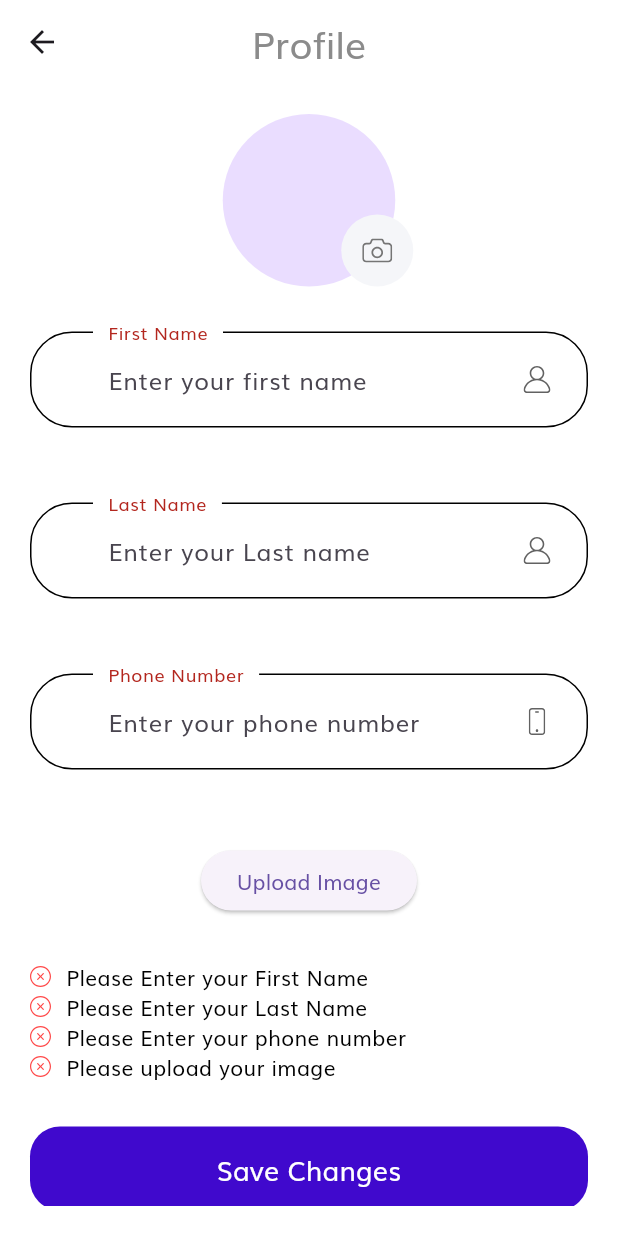
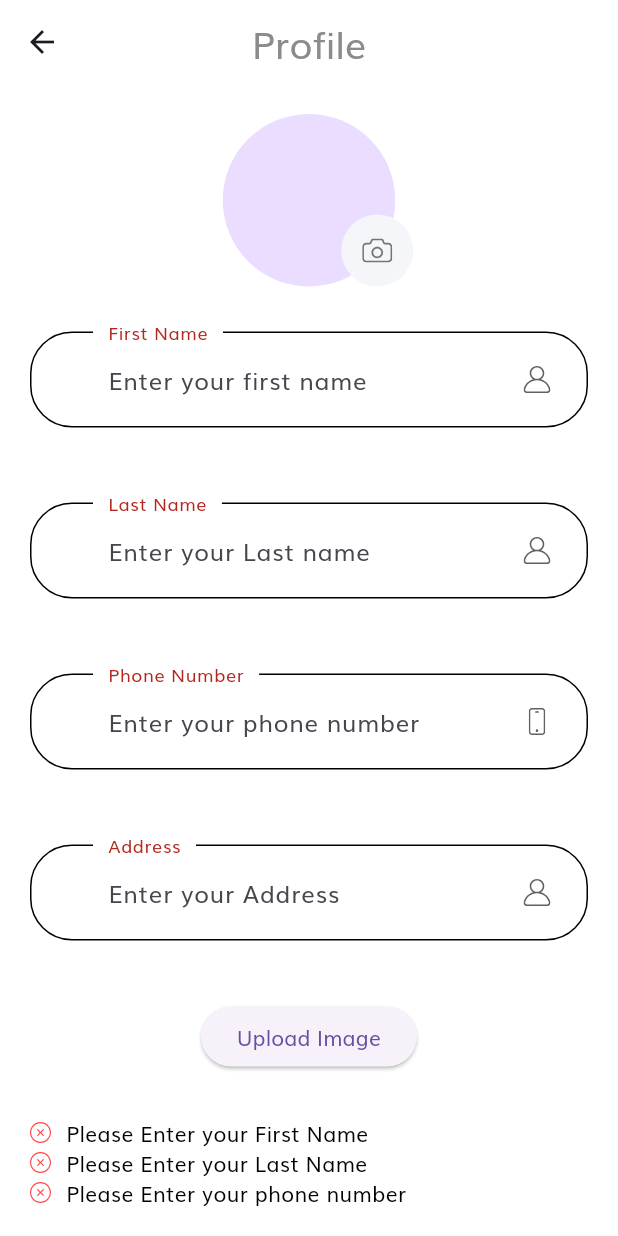
Before and after one commit to Dollarsssss/Model-3D-Shop-FN, a Flutter app: the ProfileUpdate screen opened by its route, after a tap on "Save Changes", on a phone screen of 412 x 824 dp. Run offline on Flutter 3.47's test engine with Material 3 defaults, Android fonts, the phone set to English and light mode, and no system bars; our stand-ins replace flutter_image_compress, flutter_svg, image_picker, lottie; missing offline and left inert: model_viewer_plus; network calls fail; project files that could hold a hidden picture were left out.

Commit message:
Add Address field

```diff
--- a/lib/constants.dart
+++ b/lib/constants.dart
@@ -24,6 +24,7 @@
 const String kMatchPassError = "Passwords don't match";
 const String kFirstNameNullError = "Please Enter your First Name";
 const String kLastNameNullError = "Please Enter your Last Name";
+const String kAddressNullError = "Please Enter your Address";
 const String kPhoneNumberNullError = "Please Enter your phone number";
 const String kImageNull = "Please upload your image";
 
--- a/lib/main.dart
+++ b/lib/main.dart
@@ -33,7 +33,7 @@
       debugShowCheckedModeBanner: false,
       title: 'Flutter Demo',
       theme: theme(),
-      initialRoute: Order.routeName,
+      initialRoute: SplashScreen.routeName,
       routes: routes ,
     );
   }
--- a/lib/screens/complete_signup/complete_signup_form.dart
+++ b/lib/screens/complete_signup/complete_signup_form.dart
@@ -28,6 +28,7 @@
   String firstname = "";
   String lastname = "";
   String phone = "";
+  String address = "";
   String img64 = "";
   bool imageUpload = false;
 
@@ -42,16 +43,17 @@
       'email': widget.email,
       'password': widget.password,
       'phone': phone,
-      'avatar': img64
+      'avatar': img64,
+      'address': address,
     });
 
     final res = await http.post(url, headers: headers, body: body);
 
     if (res.statusCode == 200) {
-      print( "${widget.email}, ${widget.password}, $firstname, $lastname, $phone,$img64");
+      print( "${widget.email}, ${widget.password}, $firstname, $lastname, $phone,$img64,$address");
         //Navigator.pushNamed(context, SignUpSuccess.routeName);
     } else {
-      print( "${widget.email}, ${widget.password}, $firstname, $lastname, $phone,$img64,");
+      print( "${widget.email}, ${widget.password}, $firstname, $lastname, $phone,$img64,$address");
       print('Status Code: ${res.statusCode}');
       print('Response Body: ${res.body}');
     }
@@ -86,8 +88,10 @@
           const SizedBox(height: 30,),
           buildPhoneFormField(),
           const SizedBox(height: 30,),
+          buildAddressFormField(),
+          const SizedBox(height: 20,),
+          buildUplaodImage(),
           FormError(errors: errors),
-          buildUplaodImage(),
           const SizedBox(height: 30,),
           DefaultButton(
             text: "Continue",
@@ -107,6 +111,7 @@
       ),
     );
   }
+
 
   ElevatedButton buildUplaodImage() {
     return ElevatedButton(
@@ -137,6 +142,33 @@
           }
         },
       );
+    }
+
+    TextFormField buildAddressFormField() {
+    return TextFormField(
+          onSaved: (newValue) => address = newValue as String,
+           onChanged: (value) {
+            if (value.isNotEmpty && errors.contains(kAddressNullError)) {
+                removeError(error: kAddressNullError);
+            }
+            return null;
+          },
+          validator: (value) {
+            if (value!.isEmpty && !errors.contains(kAddressNullError)) {
+                addError(error: kAddressNullError);
+
+            } if (errors.isNotEmpty) {
+              return "";
+            }
+            return null;
+            //เหตุผลที่ validator คืนค่าว่าง “” แทนที่จะคืนค่า null เมื่อมี error คือเพราะว่าคุณได้กำหนดให้คืนค่าว่าง “” ในเงื่อนไข if (errors.isNotEmpty).
+            //เมื่อเรียก addError(error: kEmailNullError); หรือ addError(error: kInvalidEmailError); ภายใน validator, คุณกำลังเพิ่ม error ลงใน list errors. ดังนั้น, เมื่อมีการเพิ่ม error, errors.isNotEmpty จะเป็น true และ validator จะคืนค่าว่าง “”.
+          },
+          decoration: const InputDecoration(
+              labelText: "Address",
+              hintText: "Enter your Address",
+              suffixIcon: CustomSuffixIcon(svgIcon: "assets/icons/User.svg")),
+        );
     }
 
   TextFormField buildPhoneFormField() {
--- a/lib/screens/order/order_list.dart
+++ b/lib/screens/order/order_list.dart
@@ -65,7 +65,7 @@
                                 style: TextStyle(
                                     fontSize: 15, fontWeight: FontWeight.bold)),
                             Text(
-                              "811 Forest Oak RPCH Wat\nNawong Suntorlapon",
+                              "811 Forest Oak RPCH Wat Nawong Suntorlapon",
                               style: TextStyle(
                                   fontSize: 13.7,
                                   fontWeight: FontWeight.w400,
--- a/lib/screens/profile_update/profile_update_form.dart
+++ b/lib/screens/profile_update/profile_update_form.dart
@@ -31,6 +31,7 @@
   String firstname = "";
   String lastname = "";
   String phone = "";
+  String address = "";
   String img64 = "";
   bool imageUpload = false;
 
@@ -100,6 +101,7 @@
     'lname': lname,
     'phone': phone,
     'avatar': avatar,
+    'address': address,
     'email': email,
   });
 
@@ -133,10 +135,12 @@
                   const SizedBox(height: 30),
                   buildPhoneFormField(),
                   const SizedBox(height: 30),
+                  buildAddressFormField(),
+                  const SizedBox(height: 20),
                   buildUplaodImage(),
                   const SizedBox(height: 30),
                   FormError(errors: errors),
-                  const SizedBox(height: 30),
+                  const SizedBox(height: 20),
                   DefaultButton(
                     text: "Save Changes",
                     press: (){
@@ -212,6 +216,33 @@
           }
         },
       );
+    }
+
+      TextFormField buildAddressFormField() {
+    return TextFormField(
+          onSaved: (newValue) => address = newValue as String,
+           onChanged: (value) {
+            if (value.isNotEmpty && errors.contains(kAddressNullError)) {
+                removeError(error: kAddressNullError);
+            }
+            return null;
+          },
+          validator: (value) {
+            if (value!.isEmpty && !errors.contains(kAddressNullError)) {
+                addError(error: kAddressNullError);
+
+            } if (errors.isNotEmpty) {
+              return "";
+            }
+            return null;
+            //เหตุผลที่ validator คืนค่าว่าง “” แทนที่จะคืนค่า null เมื่อมี error คือเพราะว่าคุณได้กำหนดให้คืนค่าว่าง “” ในเงื่อนไข if (errors.isNotEmpty).
+            //เมื่อเรียก addError(error: kEmailNullError); หรือ addError(error: kInvalidEmailError); ภายใน validator, คุณกำลังเพิ่ม error ลงใน list errors. ดังนั้น, เมื่อมีการเพิ่ม error, errors.isNotEmpty จะเป็น true และ validator จะคืนค่าว่าง “”.
+          },
+          decoration: const InputDecoration(
+              labelText: "Address",
+              hintText: "Enter your Address",
+              suffixIcon: CustomSuffixIcon(svgIcon: "assets/icons/User.svg")),
+        );
     }
 
   TextFormField buildPhoneFormField() {
```
